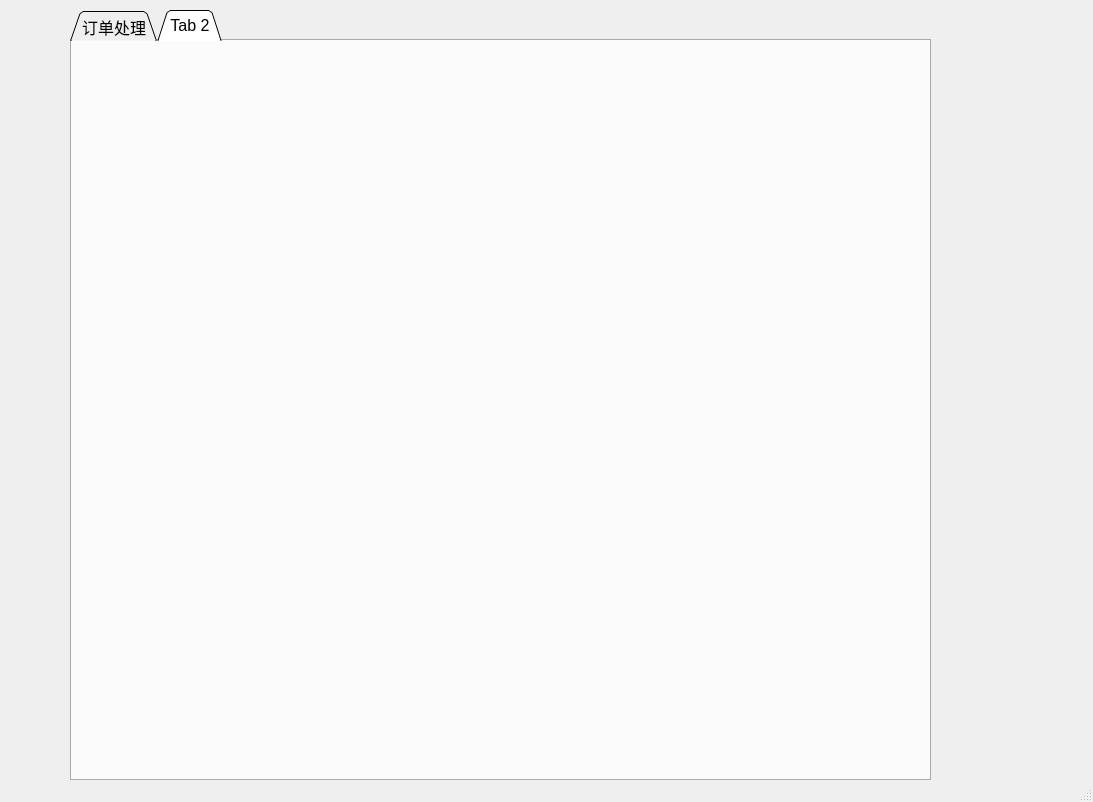
RipplesDance/WasteMetalRecoverySystem_server, file mainwindow.ui: the form before one commit.
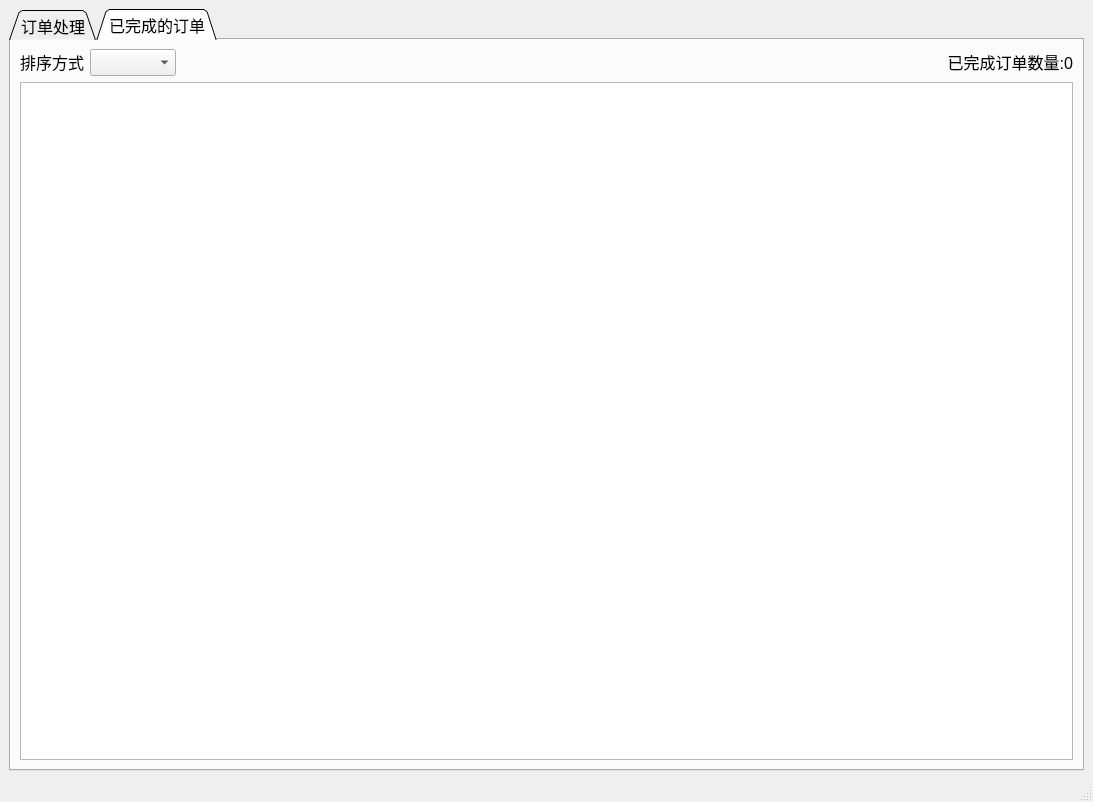
The form after the commit. The open tabs and pages were chosen to show the change.

Commit message: receive transaction and deal with transaction

Patch:
```diff
--- a/mainwindow.ui
+++ b/mainwindow.ui
@@ -14,15 +14,9 @@
    <string>MainWindow</string>
   </property>
   <widget class="QWidget" name="centralwidget">
+   <layout class="QGridLayout" name="gridLayout_2">
+    <item row="0" column="0">
    <widget class="QTabWidget" name="tabWidget">
-    <property name="geometry">
-     <rect>
-      <x>70</x>
-      <y>10</y>
-      <width>861</width>
-      <height>771</height>
-     </rect>
-    </property>
     <property name="font">
      <font>
       <pointsize>12</pointsize>
@@ -98,10 +92,64 @@
     </widget>
     <widget class="QWidget" name="tab2">
      <attribute name="title">
-      <string>Tab 2</string>
-     </attribute>
-    </widget>
-   </widget>
+        <string>已完成的订单</string>
+       </attribute>
+       <layout class="QGridLayout" name="gridLayout_3">
+        <item row="0" column="1" colspan="2">
+         <widget class="QComboBox" name="sort_box_2">
+          <property name="font">
+           <font>
+            <pointsize>12</pointsize>
+           </font>
+          </property>
+          <property name="sizeAdjustPolicy">
+           <enum>QComboBox::AdjustToContents</enum>
+          </property>
+         </widget>
+        </item>
+        <item row="0" column="3">
+         <spacer name="horizontalSpacer_2">
+          <property name="orientation">
+           <enum>Qt::Horizontal</enum>
+          </property>
+          <property name="sizeHint" stdset="0">
+           <size>
+            <width>40</width>
+            <height>20</height>
+           </size>
+          </property>
+         </spacer>
+        </item>
+        <item row="0" column="4">
+         <widget class="QLabel" name="finishedTransactionNumber_label">
+          <property name="font">
+           <font>
+            <pointsize>12</pointsize>
+           </font>
+          </property>
+          <property name="text">
+           <string>&lt;html&gt;&lt;head/&gt;&lt;body&gt;&lt;p&gt;已完成订单数量:0&lt;/p&gt;&lt;/body&gt;&lt;/html&gt;</string>
+          </property>
+          <property name="alignment">
+           <set>Qt::AlignRight|Qt::AlignTrailing|Qt::AlignVCenter</set>
+          </property>
+         </widget>
+        </item>
+        <item row="0" column="0">
+         <widget class="QLabel" name="label_2">
+          <property name="text">
+           <string>&lt;html&gt;&lt;head/&gt;&lt;body&gt;&lt;p&gt;排序方式&lt;/p&gt;&lt;/body&gt;&lt;/html&gt;</string>
+          </property>
+         </widget>
+        </item>
+        <item row="1" column="0" colspan="5">
+         <widget class="QListWidget" name="finishedTransaction_listWidget"/>
+        </item>
+       </layout>
+      </widget>
+     </widget>
+    </item>
+   </layout>
   </widget>
   <widget class="QMenuBar" name="menubar">
    <property name="geometry">
```
Left out of the diff: 8 changed lines with no effect on the pictures. Lines whose indentation alone changed are shown as unchanged. The commit also changes 10 other files.
